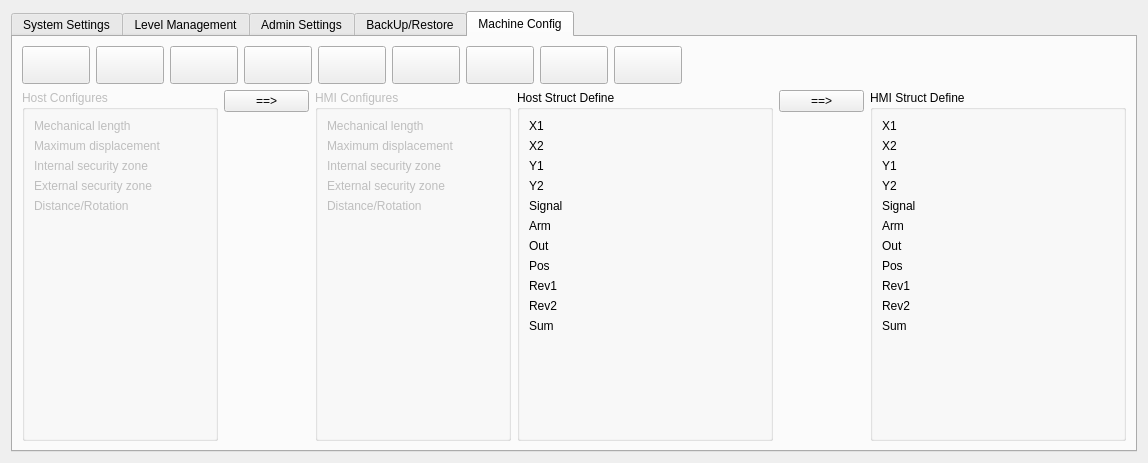
GaussCheng/2-5AxisPunch, file hcsettings/ichcsystemsettingsframe.ui: the form before one commit.
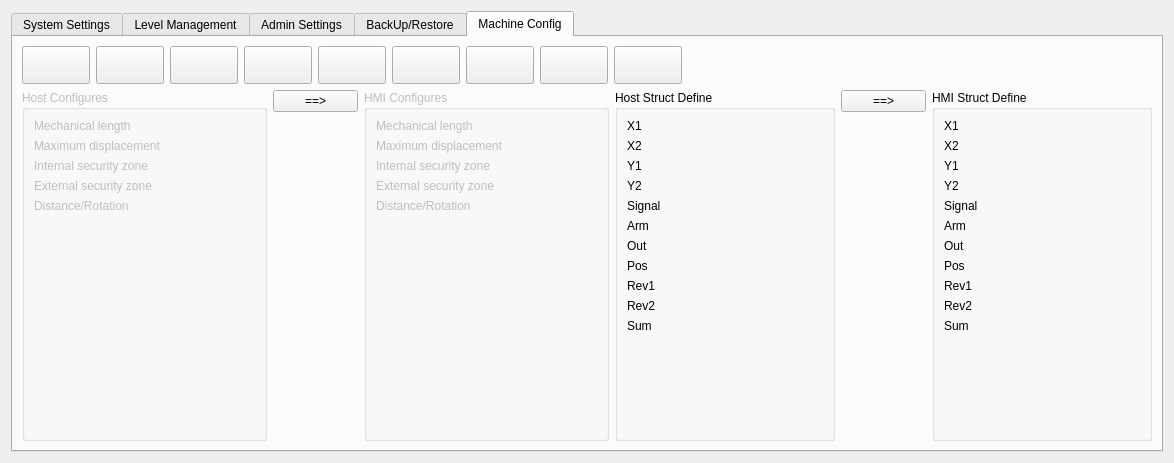
The form after the commit. The open tabs and pages were chosen to show the change. Icons and pictures are not drawn. Custom widgets are drawn as their Qt base class.

The edit to the form file:
```diff
--- a/hcsettings/ichcsystemsettingsframe.ui
+++ b/hcsettings/ichcsystemsettingsframe.ui
@@ -6,7 +6,7 @@
    <rect>
     <x>0</x>
     <y>0</y>
-    <width>946</width>
+    <width>1164</width>
     <height>463</height>
    </rect>
   </property>
@@ -1056,6 +1056,19 @@
        </item>
        <item>
         <layout class="QHBoxLayout" name="horizontalLayout_6">
+         <item>
+          <spacer name="horizontalSpacer_5">
+           <property name="orientation">
+            <enum>Qt::Horizontal</enum>
+           </property>
+           <property name="sizeHint" stdset="0">
+            <size>
+             <width>40</width>
+             <height>20</height>
+            </size>
+           </property>
+          </spacer>
+         </item>
          <item>
           <widget class="QGroupBox" name="hostGroupBox">
            <property name="enabled">
@@ -1089,6 +1102,18 @@
             </item>
             <item row="0" column="1">
              <widget class="QLabel" name="hostMachineLengthLabel">
+              <property name="sizePolicy">
+               <sizepolicy hsizetype="Fixed" vsizetype="Preferred">
+                <horstretch>0</horstretch>
+                <verstretch>0</verstretch>
+               </sizepolicy>
+              </property>
+              <property name="minimumSize">
+               <size>
+                <width>56</width>
+                <height>0</height>
+               </size>
+              </property>
               <property name="text">
                <string/>
               </property>
@@ -1115,6 +1140,18 @@
             </item>
             <item row="1" column="1">
              <widget class="QLabel" name="hostMaxLengthLabel">
+              <property name="sizePolicy">
+               <sizepolicy hsizetype="Fixed" vsizetype="Preferred">
+                <horstretch>0</horstretch>
+                <verstretch>0</verstretch>
+               </sizepolicy>
+              </property>
+              <property name="minimumSize">
+               <size>
+                <width>56</width>
+                <height>0</height>
+               </size>
+              </property>
               <property name="text">
                <string/>
               </property>
@@ -1141,6 +1178,18 @@
             </item>
             <item row="2" column="1">
              <widget class="QLabel" name="hostInnerSecurityLabel">
+              <property name="sizePolicy">
+               <sizepolicy hsizetype="Fixed" vsizetype="Preferred">
+                <horstretch>0</horstretch>
+                <verstretch>0</verstretch>
+               </sizepolicy>
+              </property>
+              <property name="minimumSize">
+               <size>
+                <width>56</width>
+                <height>0</height>
+               </size>
+              </property>
               <property name="text">
                <string/>
               </property>
@@ -1167,6 +1216,18 @@
             </item>
             <item row="3" column="1">
              <widget class="QLabel" name="hostOutterSecurityLabel">
+              <property name="sizePolicy">
+               <sizepolicy hsizetype="Fixed" vsizetype="Preferred">
+                <horstretch>0</horstretch>
+                <verstretch>0</verstretch>
+               </sizepolicy>
+              </property>
+              <property name="minimumSize">
+               <size>
+                <width>56</width>
+                <height>0</height>
+               </size>
+              </property>
               <property name="text">
                <string/>
               </property>
@@ -1193,6 +1254,18 @@
             </item>
             <item row="4" column="1">
              <widget class="QLabel" name="hostDRLabel">
+              <property name="sizePolicy">
+               <sizepolicy hsizetype="Fixed" vsizetype="Preferred">
+                <horstretch>0</horstretch>
+                <verstretch>0</verstretch>
+               </sizepolicy>
+              </property>
+              <property name="minimumSize">
+               <size>
+                <width>56</width>
+                <height>0</height>
+               </size>
+              </property>
               <property name="text">
                <string/>
               </property>
@@ -1270,6 +1343,12 @@
             </item>
             <item row="0" column="1">
              <widget class="QLabel" name="hmiMachienLenghtLabel">
+              <property name="minimumSize">
+               <size>
+                <width>56</width>
+                <height>0</height>
+               </size>
+              </property>
               <property name="text">
                <string/>
               </property>
@@ -1296,6 +1375,12 @@
             </item>
             <item row="1" column="1">
              <widget class="QLabel" name="hmiMaxLenthLabel">
+              <property name="minimumSize">
+               <size>
+                <width>56</width>
+                <height>0</height>
+               </size>
+              </property>
               <property name="text">
                <string/>
               </property>
@@ -1322,6 +1407,12 @@
             </item>
             <item row="2" column="1">
              <widget class="QLabel" name="hmiInnerSecurityLabel">
+              <property name="minimumSize">
+               <size>
+                <width>56</width>
+                <height>0</height>
+               </size>
+              </property>
               <property name="text">
                <string/>
               </property>
@@ -1348,6 +1439,12 @@
             </item>
             <item row="3" column="1">
              <widget class="QLabel" name="hmiOuterSecurityLabel">
+              <property name="minimumSize">
+               <size>
+                <width>56</width>
+                <height>0</height>
+               </size>
+              </property>
               <property name="text">
                <string/>
               </property>
@@ -1374,6 +1471,12 @@
             </item>
             <item row="4" column="1">
              <widget class="QLabel" name="hmiDRLabel">
+              <property name="minimumSize">
+               <size>
+                <width>56</width>
+                <height>0</height>
+               </size>
+              </property>
               <property name="text">
                <string/>
               </property>
@@ -1401,72 +1504,21 @@
               </property>
               <property name="minimumSize">
                <size>
-                <width>152</width>
+                <width>116</width>
                 <height>0</height>
                </size>
               </property>
+              <property name="maximumSize">
+               <size>
+                <width>89</width>
+                <height>16777215</height>
+               </size>
+              </property>
               <property name="text">
                <string>X1</string>
               </property>
              </widget>
             </item>
-            <item row="1" column="0">
-             <widget class="QLabel" name="label_23">
-              <property name="sizePolicy">
-               <sizepolicy hsizetype="Fixed" vsizetype="Preferred">
-                <horstretch>0</horstretch>
-                <verstretch>0</verstretch>
-               </sizepolicy>
-              </property>
-              <property name="minimumSize">
-               <size>
-                <width>152</width>
-                <height>0</height>
-               </size>
-              </property>
-              <property name="text">
-               <string>X2</string>
-              </property>
-             </widget>
-            </item>
-            <item row="2" column="0">
-             <widget class="QLabel" name="label_26">
-              <property name="sizePolicy">
-               <sizepolicy hsizetype="Fixed" vsizetype="Preferred">
-                <horstretch>0</horstretch>
-                <verstretch>0</verstretch>
-               </sizepolicy>
-              </property>
-              <property name="minimumSize">
-               <size>
-                <width>152</width>
-                <height>0</height>
-               </size>
-              </property>
-              <property name="text">
-               <string>Y1</string>
-              </property>
-             </widget>
-            </item>
-            <item row="3" column="0">
-             <widget class="QLabel" name="label_27">
-              <property name="sizePolicy">
-               <sizepolicy hsizetype="Fixed" vsizetype="Preferred">
-                <horstretch>0</horstretch>
-                <verstretch>0</verstretch>
-               </sizepolicy>
-              </property>
-              <property name="minimumSize">
-               <size>
-                <width>152</width>
-                <height>0</height>
-               </size>
-              </property>
-              <property name="text">
-               <string>Y2</string>
-              </property>
-             </widget>
-            </item>
             <item row="0" column="1">
              <widget class="QLabel" name="hostX1">
               <property name="sizePolicy">
@@ -1486,6 +1538,31 @@
               </property>
              </widget>
             </item>
+            <item row="1" column="0">
+             <widget class="QLabel" name="label_23">
+              <property name="sizePolicy">
+               <sizepolicy hsizetype="Fixed" vsizetype="Preferred">
+                <horstretch>0</horstretch>
+                <verstretch>0</verstretch>
+               </sizepolicy>
+              </property>
+              <property name="minimumSize">
+               <size>
+                <width>116</width>
+                <height>0</height>
+               </size>
+              </property>
+              <property name="maximumSize">
+               <size>
+                <width>89</width>
+                <height>16777215</height>
+               </size>
+              </property>
+              <property name="text">
+               <string>X2</string>
+              </property>
+             </widget>
+            </item>
             <item row="1" column="1">
              <widget class="QLabel" name="hostX2">
               <property name="sizePolicy">
@@ -1505,6 +1582,31 @@
               </property>
              </widget>
             </item>
+            <item row="2" column="0">
+             <widget class="QLabel" name="label_26">
+              <property name="sizePolicy">
+               <sizepolicy hsizetype="Fixed" vsizetype="Preferred">
+                <horstretch>0</horstretch>
+                <verstretch>0</verstretch>
+               </sizepolicy>
+              </property>
+              <property name="minimumSize">
+               <size>
+                <width>116</width>
+                <height>0</height>
+               </size>
+              </property>
+              <property name="maximumSize">
+               <size>
+                <width>89</width>
+                <height>16777215</height>
+               </size>
+              </property>
+              <property name="text">
+               <string>Y1</string>
+              </property>
+             </widget>
+            </item>
             <item row="2" column="1">
              <widget class="QLabel" name="hostY1">
               <property name="sizePolicy">
@@ -1524,6 +1626,31 @@
               </property>
              </widget>
             </item>
+            <item row="3" column="0">
+             <widget class="QLabel" name="label_27">
+              <property name="sizePolicy">
+               <sizepolicy hsizetype="Fixed" vsizetype="Preferred">
+                <horstretch>0</horstretch>
+                <verstretch>0</verstretch>
+               </sizepolicy>
+              </property>
+              <property name="minimumSize">
+               <size>
+                <width>116</width>
+                <height>0</height>
+               </size>
+              </property>
+              <property name="maximumSize">
+               <size>
+                <width>89</width>
+                <height>16777215</height>
+               </size>
+              </property>
+              <property name="text">
+               <string>Y2</string>
+              </property>
+             </widget>
+            </item>
             <item row="3" column="1">
              <widget class="QLabel" name="hostY2">
               <property name="sizePolicy">
@@ -1553,10 +1680,16 @@
               </property>
               <property name="minimumSize">
                <size>
-                <width>152</width>
+                <width>116</width>
                 <height>0</height>
                </size>
               </property>
+              <property name="maximumSize">
+               <size>
+                <width>89</width>
+                <height>16777215</height>
+               </size>
+              </property>
               <property name="text">
                <string>Signal</string>
               </property>
@@ -1591,10 +1724,16 @@
               </property>
               <property name="minimumSize">
                <size>
-                <width>152</width>
+                <width>116</width>
                 <height>0</height>
                </size>
               </property>
+              <property name="maximumSize">
+               <size>
+                <width>89</width>
+                <height>16777215</height>
+               </size>
+              </property>
               <property name="text">
                <string>Arm</string>
               </property>
@@ -1629,10 +1768,16 @@
               </property>
               <property name="minimumSize">
                <size>
-                <width>152</width>
+                <width>116</width>
                 <height>0</height>
                </size>
               </property>
+              <property name="maximumSize">
+               <size>
+                <width>89</width>
+                <height>16777215</height>
+               </size>
+              </property>
               <property name="text">
                <string>Out</string>
               </property>
@@ -1667,10 +1812,16 @@
               </property>
               <property name="minimumSize">
                <size>
-                <width>152</width>
+                <width>116</width>
                 <height>0</height>
                </size>
               </property>
+              <property name="maximumSize">
+               <size>
+                <width>89</width>
+                <height>16777215</height>
+               </size>
+              </property>
               <property name="text">
                <string>Pos</string>
               </property>
@@ -1705,53 +1856,21 @@
               </property>
               <property name="minimumSize">
                <size>
-                <width>152</width>
+                <width>116</width>
                 <height>0</height>
                </size>
               </property>
+              <property name="maximumSize">
+               <size>
+                <width>89</width>
+                <height>16777215</height>
+               </size>
+              </property>
               <property name="text">
                <string>Rev1</string>
               </property>
              </widget>
             </item>
-            <item row="9" column="0">
-             <widget class="QLabel" name="label_33">
-              <property name="sizePolicy">
-               <sizepolicy hsizetype="Fixed" vsizetype="Preferred">
-                <horstretch>0</horstretch>
-                <verstretch>0</verstretch>
-               </sizepolicy>
-              </property>
-              <property name="minimumSize">
-               <size>
-                <width>152</width>
-                <height>0</height>
-               </size>
-              </property>
-              <property name="text">
-               <string>Rev2</string>
-              </property>
-             </widget>
-            </item>
-            <item row="10" column="0">
-             <widget class="QLabel" name="label_34">
-              <property name="sizePolicy">
-               <sizepolicy hsizetype="Fixed" vsizetype="Preferred">
-                <horstretch>0</horstretch>
-                <verstretch>0</verstretch>
-               </sizepolicy>
-              </property>
-              <property name="minimumSize">
-               <size>
-                <width>152</width>
-                <height>0</height>
-               </size>
-              </property>
-              <property name="text">
-               <string>Sum</string>
-              </property>
-             </widget>
-            </item>
             <item row="8" column="1">
              <widget class="QLabel" name="hostRev1">
               <property name="sizePolicy">
@@ -1771,6 +1890,31 @@
               </property>
              </widget>
             </item>
+            <item row="9" column="0">
+             <widget class="QLabel" name="label_33">
+              <property name="sizePolicy">
+               <sizepolicy hsizetype="Fixed" vsizetype="Preferred">
+                <horstretch>0</horstretch>
+                <verstretch>0</verstretch>
+               </sizepolicy>
+              </property>
+              <property name="minimumSize">
+               <size>
+                <width>116</width>
+                <height>0</height>
+               </size>
+              </property>
+              <property name="maximumSize">
+               <size>
+                <width>89</width>
+                <height>16777215</height>
+               </size>
+              </property>
+              <property name="text">
+               <string>Rev2</string>
+              </property>
+             </widget>
+            </item>
             <item row="9" column="1">
              <widget class="QLabel" name="hostRev2">
               <property name="sizePolicy">
@@ -1790,6 +1934,31 @@
               </property>
              </widget>
             </item>
+            <item row="10" column="0">
+             <widget class="QLabel" name="label_34">
+              <property name="sizePolicy">
+               <sizepolicy hsizetype="Fixed" vsizetype="Preferred">
+                <horstretch>0</horstretch>
+                <verstretch>0</verstretch>
+               </sizepolicy>
+              </property>
+              <property name="minimumSize">
+               <size>
+                <width>116</width>
+                <height>0</height>
+               </size>
+              </property>
+              <property name="maximumSize">
+               <size>
+                <width>89</width>
+                <height>16777215</height>
+               </size>
+              </property>
+              <property name="text">
+               <string>Sum</string>
+              </property>
+             </widget>
+            </item>
             <item row="10" column="1">
              <widget class="QLabel" name="hostSum">
               <property name="sizePolicy">
@@ -1867,10 +2036,16 @@
               </property>
               <property name="minimumSize">
                <size>
-                <width>152</width>
+                <width>116</width>
                 <height>0</height>
                </size>
               </property>
+              <property name="maximumSize">
+               <size>
+                <width>100</width>
+                <height>16777215</height>
+               </size>
+              </property>
               <property name="text">
                <string>X1</string>
               </property>
@@ -1905,10 +2080,16 @@
               </property>
               <property name="minimumSize">
                <size>
-                <width>152</width>
+                <width>116</width>
                 <height>0</height>
                </size>
               </property>
+              <property name="maximumSize">
+               <size>
+                <width>100</width>
+                <height>16777215</height>
+               </size>
+              </property>
               <property name="text">
                <string>X2</string>
               </property>
@@ -1943,10 +2124,16 @@
               </property>
               <property name="minimumSize">
                <size>
-                <width>152</width>
+                <width>116</width>
                 <height>0</height>
                </size>
               </property>
+              <property name="maximumSize">
+               <size>
+                <width>100</width>
+                <height>16777215</height>
+               </size>
+              </property>
               <property name="text">
                <string>Y1</string>
               </property>
@@ -1981,10 +2168,16 @@
               </property>
               <property name="minimumSize">
                <size>
-                <width>152</width>
+                <width>116</width>
                 <height>0</height>
                </size>
               </property>
+              <property name="maximumSize">
+               <size>
+                <width>100</width>
+                <height>16777215</height>
+               </size>
+              </property>
               <property name="text">
                <string>Y2</string>
               </property>
@@ -2019,10 +2212,16 @@
               </property>
               <property name="minimumSize">
                <size>
-                <width>152</width>
+                <width>116</width>
                 <height>0</height>
                </size>
               </property>
+              <property name="maximumSize">
+               <size>
+                <width>100</width>
+                <height>16777215</height>
+               </size>
+              </property>
               <property name="text">
                <string>Signal</string>
               </property>
@@ -2057,10 +2256,16 @@
               </property>
               <property name="minimumSize">
                <size>
-                <width>152</width>
+                <width>116</width>
                 <height>0</height>
                </size>
               </property>
+              <property name="maximumSize">
+               <size>
+                <width>100</width>
+                <height>16777215</height>
+               </size>
+              </property>
               <property name="text">
                <string>Arm</string>
               </property>
@@ -2095,10 +2300,16 @@
               </property>
               <property name="minimumSize">
                <size>
-                <width>152</width>
+                <width>116</width>
                 <height>0</height>
                </size>
               </property>
+              <property name="maximumSize">
+               <size>
+                <width>100</width>
+                <height>16777215</height>
+               </size>
+              </property>
               <property name="text">
                <string>Out</string>
               </property>
@@ -2133,10 +2344,16 @@
               </property>
               <property name="minimumSize">
                <size>
-                <width>152</width>
+                <width>116</width>
                 <height>0</height>
                </size>
               </property>
+              <property name="maximumSize">
+               <size>
+                <width>100</width>
+                <height>16777215</height>
+               </size>
+              </property>
               <property name="text">
                <string>Pos</string>
               </property>
@@ -2171,10 +2388,16 @@
               </property>
               <property name="minimumSize">
                <size>
-                <width>152</width>
+                <width>116</width>
                 <height>0</height>
                </size>
               </property>
+              <property name="maximumSize">
+               <size>
+                <width>100</width>
+                <height>16777215</height>
+               </size>
+              </property>
               <property name="text">
                <string>Rev1</string>
               </property>
@@ -2209,10 +2432,16 @@
               </property>
               <property name="minimumSize">
                <size>
-                <width>152</width>
+                <width>116</width>
                 <height>0</height>
                </size>
               </property>
+              <property name="maximumSize">
+               <size>
+                <width>100</width>
+                <height>16777215</height>
+               </size>
+              </property>
               <property name="text">
                <string>Rev2</string>
               </property>
@@ -2247,10 +2476,16 @@
               </property>
               <property name="minimumSize">
                <size>
-                <width>152</width>
+                <width>116</width>
                 <height>0</height>
                </size>
               </property>
+              <property name="maximumSize">
+               <size>
+                <width>100</width>
+                <height>16777215</height>
+               </size>
+              </property>
               <property name="text">
                <string>Sum</string>
               </property>
@@ -2278,6 +2513,19 @@
            </layout>
           </widget>
          </item>
+         <item>
+          <spacer name="horizontalSpacer_6">
+           <property name="orientation">
+            <enum>Qt::Horizontal</enum>
+           </property>
+           <property name="sizeHint" stdset="0">
+            <size>
+             <width>40</width>
+             <height>20</height>
+            </size>
+           </property>
+          </spacer>
+         </item>
         </layout>
        </item>
       </layout>
@@ -2287,16 +2535,16 @@
   </layout>
  </widget>
  <customwidgets>
-  <customwidget>
-   <class>ICLineEditWithVirtualKeyboard</class>
-   <extends>QLineEdit</extends>
-   <header>iclineeditwithvirtualkeyboard.h</header>
-  </customwidget>
   <customwidget>
    <class>ICLineEditWithVirtualNumericKeypad</class>
    <extends>QLineEdit</extends>
    <header>iclineeditwithvirtualnumerickeypad.h</header>
   </customwidget>
+  <customwidget>
+   <class>ICLineEditWithVirtualKeyboard</class>
+   <extends>QLineEdit</extends>
+   <header>iclineeditwithvirtualkeyboard.h</header>
+  </customwidget>
  </customwidgets>
  <resources>
   <include location="../resource.qrc"/>
```
Left out of the diff: 4 changed lines with no effect on the pictures.
